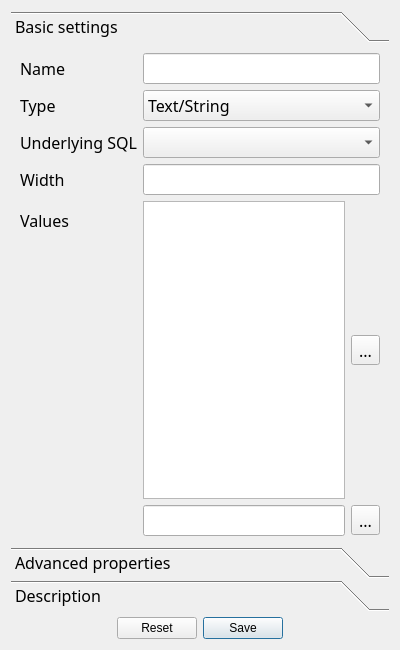
This is newdatatypeform.ui in fritzone/ddm as Qt 5 draws it before an edit. The edited form follows.
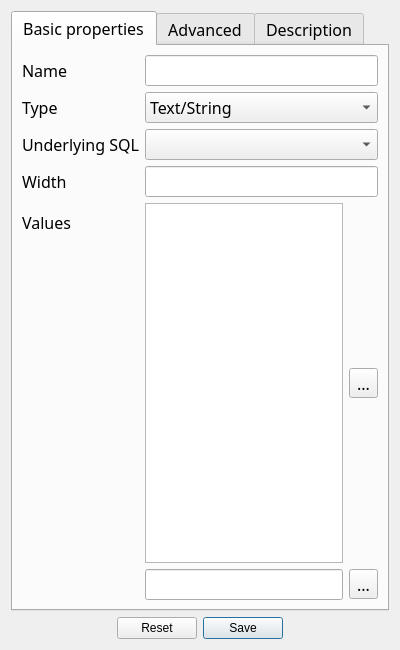
This is the edited form. Icons and pictures are not drawn.

What changed in the file:
```diff
--- a/newdatatypeform.ui
+++ b/newdatatypeform.ui
@@ -34,7 +34,7 @@
     </widget>
    </item>
    <item row="1" column="0">
-    <widget class="QToolBox" name="toolBox">
+    <widget class="QTabWidget" name="tabWidget">
      <property name="font">
       <font>
        <family>Sans Serif</family>
@@ -44,20 +44,9 @@
      <property name="currentIndex">
       <number>0</number>
      </property>
-     <property name="tabSpacing">
-      <number>2</number>
-     </property>
-     <widget class="QWidget" name="page">
-      <property name="geometry">
-       <rect>
-        <x>0</x>
-        <y>0</y>
-        <width>378</width>
-        <height>494</height>
-       </rect>
-      </property>
-      <attribute name="label">
-       <string>Basic settings</string>
+     <widget class="QWidget" name="tabWidgetPage1" native="true">
+      <attribute name="title">
+       <string>Basic properties</string>
       </attribute>
       <layout class="QFormLayout" name="formLayout">
        <property name="fieldGrowthPolicy">
@@ -246,17 +235,9 @@
        </item>
       </layout>
      </widget>
-     <widget class="QWidget" name="page_2">
-      <property name="geometry">
-       <rect>
-        <x>0</x>
-        <y>0</y>
-        <width>361</width>
-        <height>286</height>
-       </rect>
-      </property>
-      <attribute name="label">
-       <string>Advanced properties</string>
+     <widget class="QWidget" name="tabWidgetPage2" native="true">
+      <attribute name="title">
+       <string>Advanced</string>
       </attribute>
       <layout class="QFormLayout" name="formLayout_2">
        <item row="1" column="0">
@@ -358,16 +339,8 @@
        </item>
       </layout>
      </widget>
-     <widget class="QWidget" name="page_3">
-      <property name="geometry">
-       <rect>
-        <x>0</x>
-        <y>0</y>
-        <width>202</width>
-        <height>97</height>
-       </rect>
-      </property>
-      <attribute name="label">
+     <widget class="QWidget" name="tabWidgetPage3" native="true">
+      <attribute name="title">
        <string>Description</string>
       </attribute>
       <layout class="QFormLayout" name="formLayout_3">
```
Left out of the diff: 54 changed lines with no effect on the pictures.
